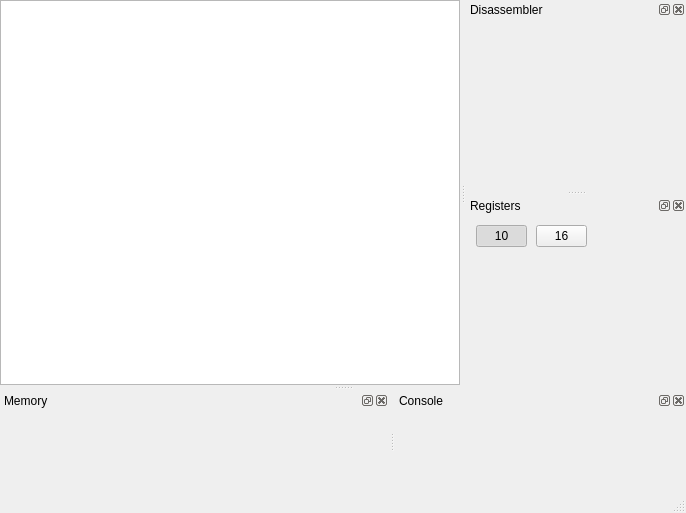
Before: the Qt Designer form ui/mainwindow.ui in ProfessorShaban/risc-v-simulator, drawn with Qt 5.
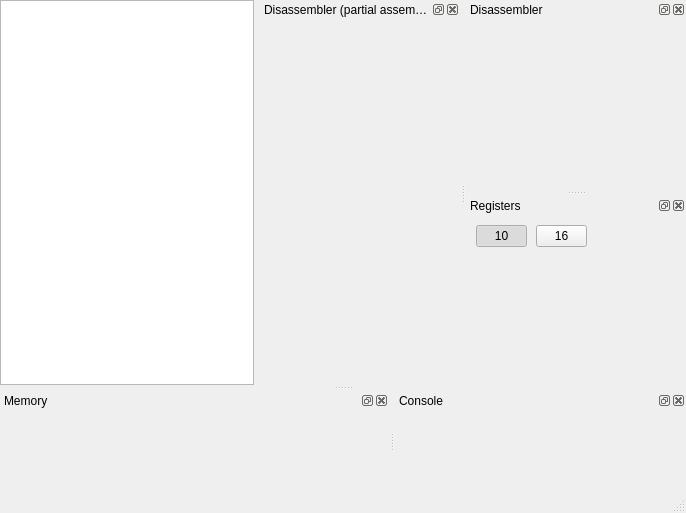
After: the same form once the commit is applied. Custom widgets are drawn as their Qt base class.

Commit message: Partial assembly progress

```diff
--- a/ui/mainwindow.ui
+++ b/ui/mainwindow.ui
@@ -43,6 +43,35 @@
       </property>
      </widget>
     </item>
+    <item>
+     <widget class="QDockWidget" name="dockWidgetDisassembler2">
+      <property name="minimumSize">
+       <size>
+        <width>200</width>
+        <height>100</height>
+       </size>
+      </property>
+      <property name="baseSize">
+       <size>
+        <width>200</width>
+        <height>150</height>
+       </size>
+      </property>
+      <property name="floating">
+       <bool>false</bool>
+      </property>
+      <property name="features">
+       <set>QDockWidget::AllDockWidgetFeatures</set>
+      </property>
+      <property name="allowedAreas">
+       <set>Qt::AllDockWidgetAreas</set>
+      </property>
+      <property name="windowTitle">
+       <string>Disassembler (partial assembly)</string>
+      </property>
+      <widget class="QWidget" name="dockWidgetContents_5"/>
+     </widget>
+    </item>
    </layout>
   </widget>
   <widget class="QMenuBar" name="menuBar">
```
The commit also changes 5 other files.
